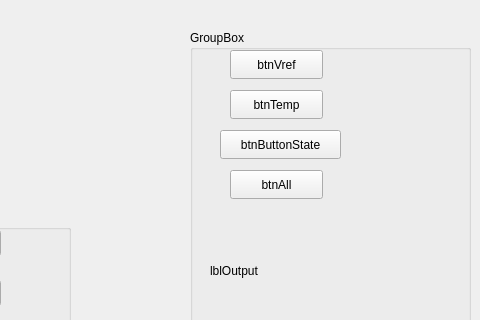
Qt form embeddedGui/mainwindow.ui (bkaankaya/STM32_Modbus_DataMonitor) before a commit; both pictures show x 320 to 800 and y 0 to 320 of the 800 by 600 pixel window.
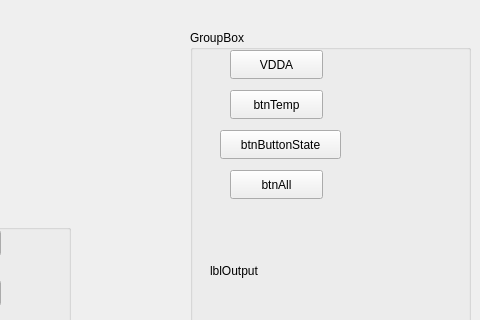
The same form after that commit.

Commit message:
fix: label Vrefint-derived reading as estimated VDDA
Clarify the existing ADC conversion and align desktop labels, firmware comments, README and technical notes.

```diff
--- a/embeddedGui/mainwindow.ui
+++ b/embeddedGui/mainwindow.ui
@@ -265,7 +265,7 @@
       </rect>
      </property>
      <property name="text">
-      <string>btnVref</string>
+      <string>VDDA</string>
      </property>
     </widget>
     <widget class="QPushButton" name="btnTemp">
```
The commit also changes 4 other files.
